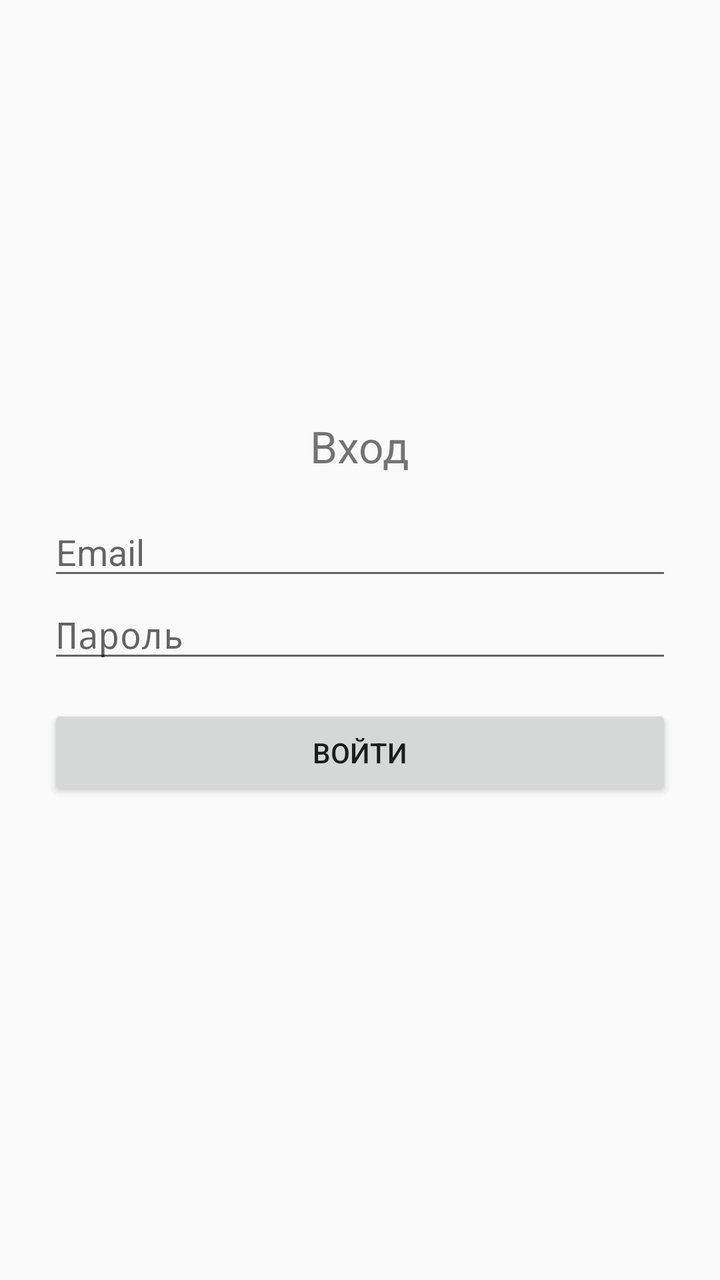
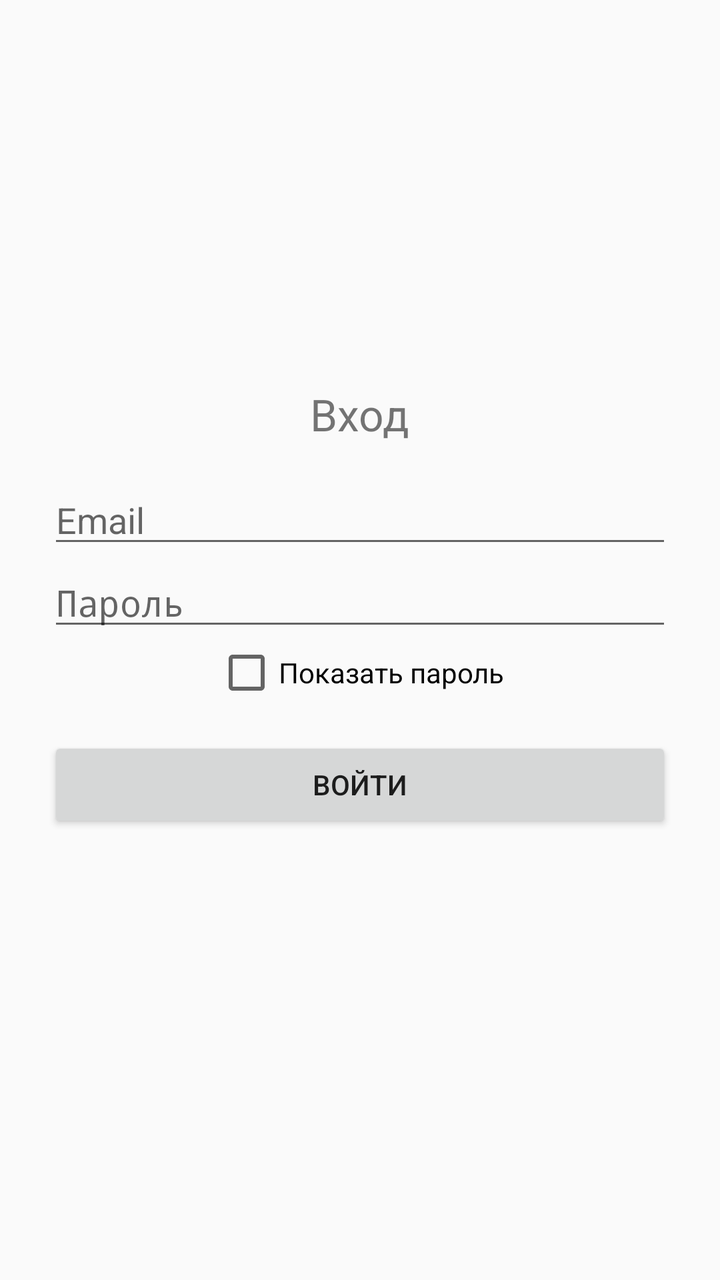

Compare the two renders of this Android layout. The source of the first and the diff that turns it into the second are given below.
<!-- AndroidManifest.xml: application theme android:Theme.Material.Light.DarkActionBar -->
<!-- res/layout/activity_login.xml -->
<?xml version="1.0" encoding="utf-8"?>
<LinearLayout xmlns:android="http://schemas.android.com/apk/res/android"
    android:layout_width="match_parent"
    android:layout_height="match_parent"
    android:orientation="vertical"
    android:gravity="center"
    android:padding="24dp">

    <TextView
        android:layout_width="wrap_content"
        android:layout_height="wrap_content"
        android:text="Вход"
        android:textSize="22sp"
        android:layout_marginBottom="16dp" />

    <EditText
        android:id="@+id/email"
        android:layout_width="match_parent"
        android:layout_height="wrap_content"
        android:hint="Email"
        android:inputType="textEmailAddress" />

    <EditText
        android:id="@+id/password"
        android:layout_width="match_parent"
        android:layout_height="wrap_content"
        android:hint="Пароль"
        android:inputType="textPassword" />

    <Button
        android:id="@+id/btnLogin"
        android:layout_width="match_parent"
        android:layout_height="wrap_content"
        android:layout_marginTop="16dp"
        android:text="Войти" />

    <TextView
        android:id="@+id/status"
        android:layout_width="match_parent"
        android:layout_height="wrap_content"
        android:layout_marginTop="12dp"
        android:textColor="#B00020" />
</LinearLayout>
<!-- resources referenced by this layout -->
<resources>

</resources>

<!-- the commit's change to res/layout/activity_login.xml (unified diff, before → after) -->
@@ -27,6 +27,12 @@
         android:hint="Пароль"
         android:inputType="textPassword" />
 
+    <CheckBox
+        android:id="@+id/showPass"
+        android:layout_width="wrap_content"
+        android:layout_height="wrap_content"
+        android:text="Показать пароль" />
+
     <Button
         android:id="@+id/btnLogin"
         android:layout_width="match_parent"
